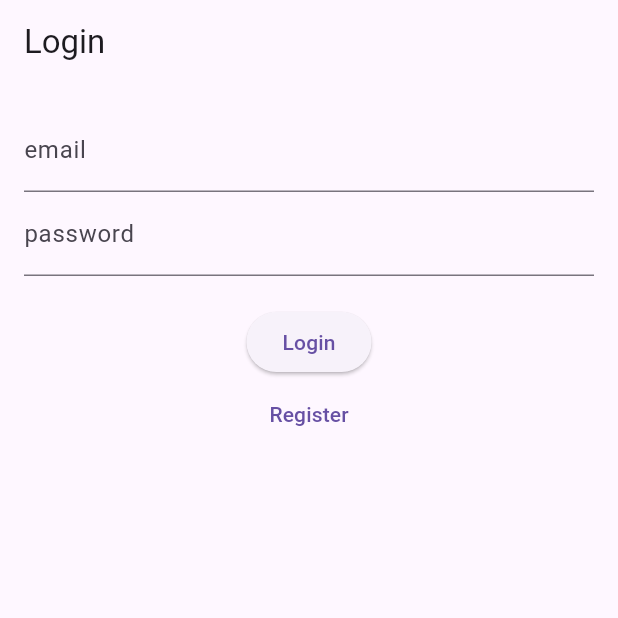
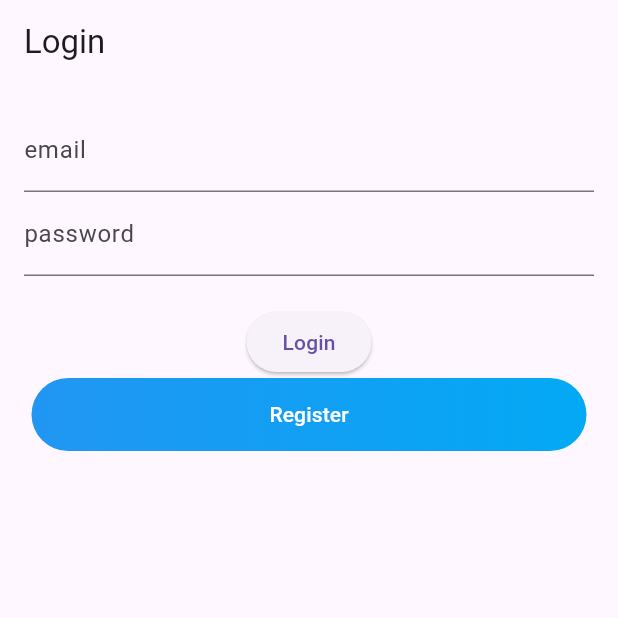
Before and after one commit to drax6055/Structure, a Flutter app: the screen it shows after launch, after a tap on "EN", on a phone screen of 412 x 824 dp, the top half of it. Run offline on Flutter 3.47's test engine with Material 3 defaults, Android fonts, the phone set to English and light mode, and no system bars; our stand-ins replace dio, easy_localization, flutter_screenutil, get, local_auth, shared_preferences; network calls fail.

Commit message:
custoeme button done

```diff
--- a/lib/screens/login_screen.dart
+++ b/lib/screens/login_screen.dart
@@ -2,6 +2,7 @@ import 'package:flutter/material.dart';
 import 'package:get/get.dart';
 import 'package:easy_localization/easy_localization.dart';
 import '../controllers/login_controller.dart';
+import '../widgets/custom_button.dart';
 import '../widgets/localized_text.dart';
 
 class LoginScreen extends StatelessWidget {
@@ -31,11 +32,9 @@ class LoginScreen extends StatelessWidget {
               onPressed: getcontroller.login,
               child: const text('login'),
             ),
-            TextButton(
-              onPressed: getcontroller.navigateToRegister,
-              child: const text('register'),
-            ),
-
+            CommonButton("register", () {
+              onPressed: getcontroller.navigateToRegister;
+            })
           ],
         ),
       ),
--- a/lib/services/storage_service.dart
+++ /dev/null
@@ -1 +0,0 @@
-// This file has been removed. Its functionality is now in shared_preferences_manager.dart.
--- a/lib/widgets/custom_button.dart
+++ b/lib/widgets/custom_button.dart
@@ -1,16 +1,109 @@
 import 'package:flutter/material.dart';
+import 'package:flutter_screenutil/flutter_screenutil.dart';
+import 'package:easy_localization/easy_localization.dart';
+import 'package:flutter_template/widgets/localized_text.dart';
 
-class CustomButton extends StatelessWidget {
-  final String text;
-  final VoidCallback onPressed;
+class CustomText extends StatelessWidget {
+  final String keyText;
+  final TextStyle? style;
 
-  const CustomButton({super.key, required this.text, required this.onPressed});
+  const CustomText(this.keyText, {this.style, super.key});
+
+  @override
+  Widget build(BuildContext context) {
+    return Text(tr(keyText), style: style);
+  }
+}
+
+class CommonButton extends StatelessWidget {
+  final String keyText;
+  final Color? color;
+  final Color? textColor;
+  final Color? disableColor;
+  final VoidCallback? onPressed;
+  final EdgeInsets? padding;
+  final double radius;
+  final bool disable;
+  final AlignmentGeometry alignment;
+  final Widget? postfix;
+  final double height;
+  final double minWidth;
+  final TextStyle? textStyle;
+  final VoidCallback? isForceClick;
+  final double? borderWidth;
+  final Color? borderColor;
+  final double? elevation;
+  final Widget? child;
+  final Decoration? decoration;
+  final bool? isGradient;
+
+  const CommonButton(
+    this.keyText,
+    this.onPressed, {
+    super.key,
+    this.color,
+    this.textColor,
+    this.disableColor,
+    this.height = 0,
+    this.minWidth = double.infinity,
+    this.radius = 30,
+    this.textStyle,
+    this.disable = false,
+    this.borderColor,
+    this.borderWidth,
+    this.alignment = Alignment.center,
+    this.postfix,
+    this.isForceClick,
+    this.padding,
+    this.elevation,
+    this.child,
+    this.decoration,
+    this.isGradient = true,
+  });
 
   @override
   Widget build(BuildContext context) {
     return ElevatedButton(
       onPressed: onPressed,
-      child: Text(text),
+      style: ElevatedButton.styleFrom(
+        foregroundColor: Colors.white,
+        backgroundColor: Colors.transparent,
+        padding: const EdgeInsets.symmetric(horizontal: 5.0),
+        shape: RoundedRectangleBorder(
+          borderRadius: BorderRadius.circular(radius),
+        ),
+        elevation: elevation ?? 0,
+      ),
+      child: Container(
+        decoration: decoration ??
+            BoxDecoration(
+              gradient: (isGradient == true)
+                  ? const LinearGradient(colors: [
+                      Colors.blue,
+                      Colors.lightBlue
+                    ])
+                  : const LinearGradient(colors: [Colors.white, Colors.white]),
+              borderRadius: BorderRadius.circular(radius),
+            ),
+        padding: padding ?? EdgeInsets.symmetric(vertical: 12.0.h),
+        child: Row(
+          children: [
+            Expanded(
+              child: Align(
+                  alignment: alignment,
+                  child: text(
+                    keyText,
+                    style: textStyle ?? TextStyle(color: Colors.white),
+                  ))),
+            postfix == null
+                ? const SizedBox()
+                : Container(
+                    margin: const EdgeInsets.only(left: 12),
+                    child: postfix,
+                  )
+          ],
+        ),
+      ),
     );
   }
 }
```
Also changed, not shown: lib/widgets/textStyle.dart (added).
